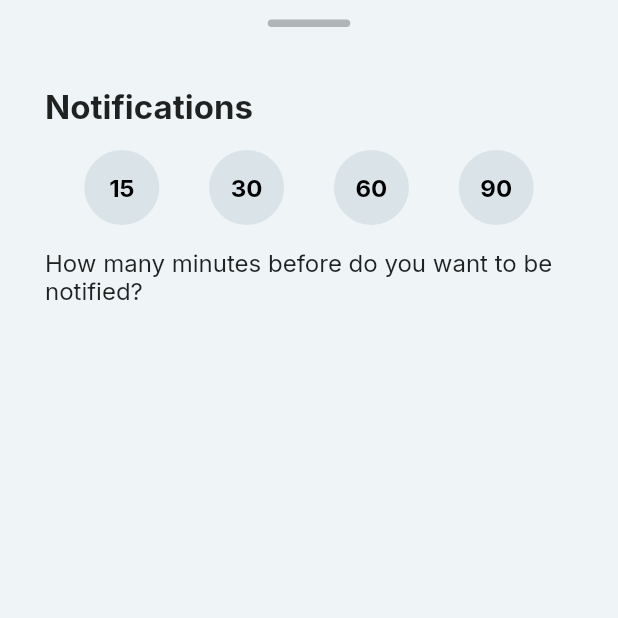
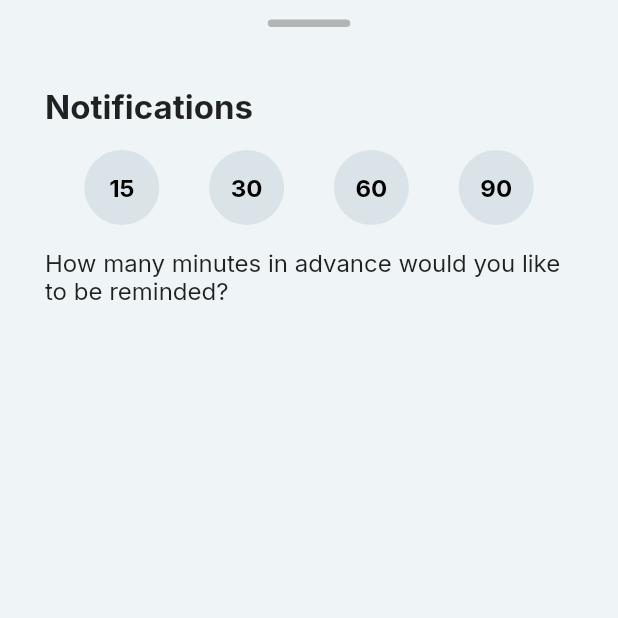
Before and after one commit to jarbisme/project_saturdays, a Flutter app: the NotificationsPage screen opened directly, on a phone screen of 412 x 824 dp, the top half of it. Run offline on Flutter 3.47's test engine with Material 2 defaults, Android fonts, the phone set to English and light mode, and no system bars; our stand-ins replace bloc, equatable, flutter_bloc, flutter_local_notifications, flutter_native_timezone, geolocator and 6 more; missing offline and left inert: duration; accounts and stored records are empty; generated files the repository leaves out were written again.

Commit message:
Add localization to Notification screen and Title widget

```diff
--- a/l10n.yaml
+++ b/l10n.yaml
@@ -1,3 +1,4 @@
+# This command is to generate the files is: flutter gen-l10n
 arb-dir: lib/l10n
 template-arb-file: app_en.arb
 output-localization-file: app_localizations.dart
--- a/lib/l10n/app_en.arb
+++ b/lib/l10n/app_en.arb
@@ -3,8 +3,11 @@
   "@helloWorld": {
     "description": "The conventional newborn programmer greeting"
   },
+  "titleWidget": "Saturday",
   "fridaySunset": "Friday sunset",
   "saturdaySunset": "Saturday sunset",
   "saturdayStartsIn": "Satuday starts in",
-  "saturdayEndsIn": "Satuday ends in"
+  "saturdayEndsIn": "Satuday ends in",
+  "notificationsTitle": "Notifications",
+  "notificationsDescription": "How many minutes in advance would you like to be reminded?"
 }
--- a/lib/l10n/app_es.arb
+++ b/lib/l10n/app_es.arb
@@ -1,7 +1,10 @@
 {
     "helloWorld": "¡Hola Mundo!",
+    "titleWidget": "Sábado",
     "fridaySunset": "Viernes atardecer",
     "saturdaySunset": "Sábado atardecer",
     "saturdayStartsIn": "Sábado empieza en",
-    "saturdayEndsIn": "Sábado termina en"
+    "saturdayEndsIn": "Sábado termina en",
+    "notificationsTitle": "Notificationes",
+    "notificationsDescription": "¿Cuántos minutos antes te gustaría recibir un recordatorio?"
 }
--- a/lib/src/features/home/presentation/bloc/home_bloc.dart
+++ b/lib/src/features/home/presentation/bloc/home_bloc.dart
@@ -1,3 +1,5 @@
+// ignore_for_file: dead_code, avoid_print
+
 import 'package:bloc/bloc.dart';
 import 'package:equatable/equatable.dart';
 import 'package:meta/meta.dart';
@@ -12,19 +14,25 @@ class HomeBloc extends Bloc<HomeEvent, HomeState> {
   final _saturdayRepository = SaturdayRepository();
 
   HomeBloc() : super(const HomeInitial()) {
+    // * START: For Testing
+    var imTesting = false;
+    // // final date = DateTime(2023, 11, 5, 20, 7);
+    // // final date = DateTime(2023, 2, 12, 18, 36);
+    final date = DateTime.now();
+    final testSabbath = Sabbath(
+      startDateTime: date.add(const Duration(seconds: 30)),
+      endDateTime: date.add(const Duration(seconds: 600)),
+      source: Source.remote,
+    );
+    // * END
+
     on<InitializeHome>((event, emit) async {
-      // * START: For Testing
-      // // final date = DateTime(2023, 11, 5, 20, 7);
-      // // final date = DateTime(2023, 2, 12, 18, 36);
-      // final date = DateTime.now();
-      // final sabbath = Sabbath(
-      //   startDateTime: date.add(const Duration(seconds: 10)),
-      //   endDateTime: date.add(const Duration(seconds: 60)),
-      //   source: Source.remote,
-      // );
-      // * END
-
-      final sabbath = await _saturdayRepository.getSabbath();
+      Sabbath? sabbath;
+      if (imTesting) {
+        sabbath = testSabbath;
+      } else {
+        sabbath = await _saturdayRepository.getSabbath();
+      }
 
       if (sabbath != null) {
         emit(
@@ -41,8 +49,12 @@ class HomeBloc extends Bloc<HomeEvent, HomeState> {
     on<RefreshHome>((event, emit) async {
       print('RefreshHome');
       emit(const HomeLoading());
-
-      final sabbath = await _saturdayRepository.getSabbath();
+      Sabbath? sabbath;
+      if (imTesting) {
+        sabbath = testSabbath;
+      } else {
+        sabbath = await _saturdayRepository.getSabbath();
+      }
 
       if (sabbath != null) {
         emit(
--- a/lib/src/features/home/presentation/widgets/saturday_details.dart
+++ b/lib/src/features/home/presentation/widgets/saturday_details.dart
@@ -10,7 +10,6 @@ import 'package:project_saturdays/src/features/home/domain/sabbath.dart';
 import 'package:project_saturdays/src/features/home/presentation/bloc/home_bloc.dart';
 
 import 'package:project_saturdays/src/styles/colors.dart';
-import 'package:flutter_localizations/flutter_localizations.dart';
 import 'package:flutter_gen/gen_l10n/app_localizations.dart';
 
 class SaturdayDetails extends StatefulWidget {
--- a/lib/src/features/notifications/presentation/notifications_screen.dart
+++ b/lib/src/features/notifications/presentation/notifications_screen.dart
@@ -1,9 +1,13 @@
+// ignore_for_file: sized_box_for_whitespace
+
 import 'package:flutter/material.dart';
 import 'package:flutter_bloc/flutter_bloc.dart';
 import 'package:project_saturdays/src/features/notifications/domain/notification.dart';
 import 'package:project_saturdays/src/styles/colors.dart';
 
 import 'bloc/notifications_bloc.dart';
+
+import 'package:flutter_gen/gen_l10n/app_localizations.dart';
 
 class NotificationsPage extends StatelessWidget {
   const NotificationsPage({
@@ -46,9 +50,9 @@ class NotificationsPage extends StatelessWidget {
                     ),
                   ),
                   const SizedBox(height: 40),
-                  const Text(
-                    'Notifications',
-                    style: TextStyle(fontSize: 22, fontWeight: FontWeight.bold),
+                  Text(
+                    AppLocalizations.of(context)!.notificationsTitle,
+                    style: const TextStyle(fontSize: 22, fontWeight: FontWeight.bold),
                   ),
                   Container(
                     margin: const EdgeInsets.symmetric(vertical: 10),
@@ -60,9 +64,9 @@ class NotificationsPage extends StatelessWidget {
                       ],
                     ),
                   ),
-                  const Text(
-                    'How many minutes before do you want to be notified?',
-                    style: TextStyle(fontSize: 16, fontWeight: FontWeight.normal),
+                  Text(
+                    AppLocalizations.of(context)!.notificationsDescription,
+                    style: const TextStyle(fontSize: 16, fontWeight: FontWeight.normal),
                   ),
                 ],
               ),
```
Also changed, not shown: lib/src/features/home/presentation/widgets/title_widget.dart (+17 -5 lines).
